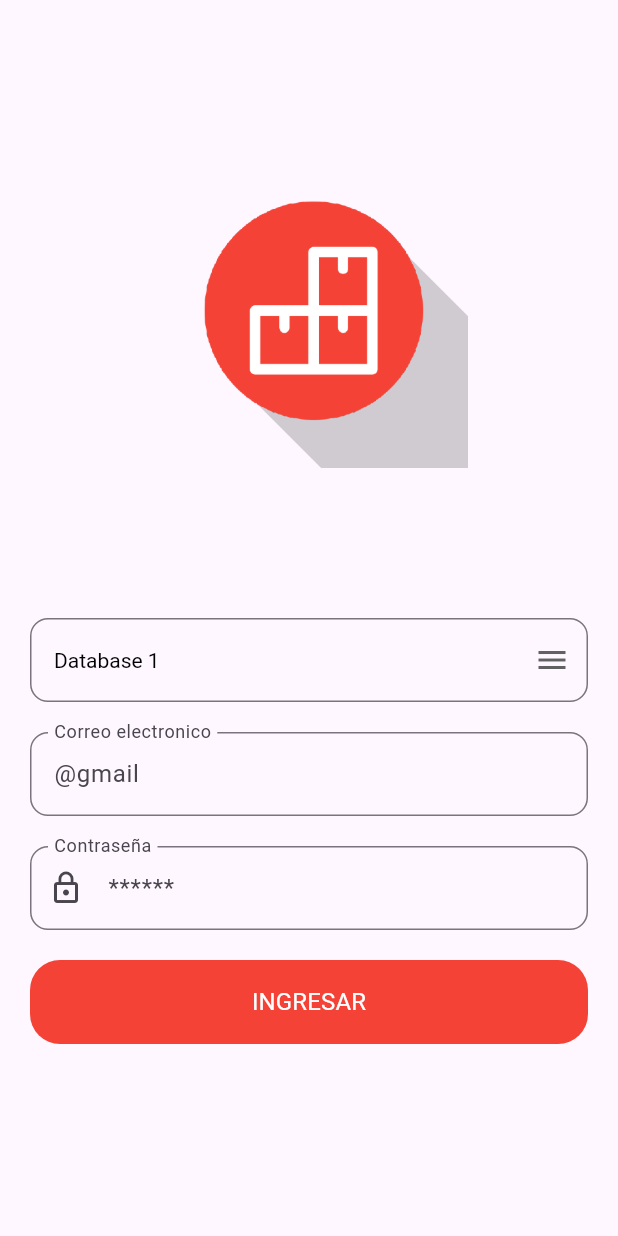
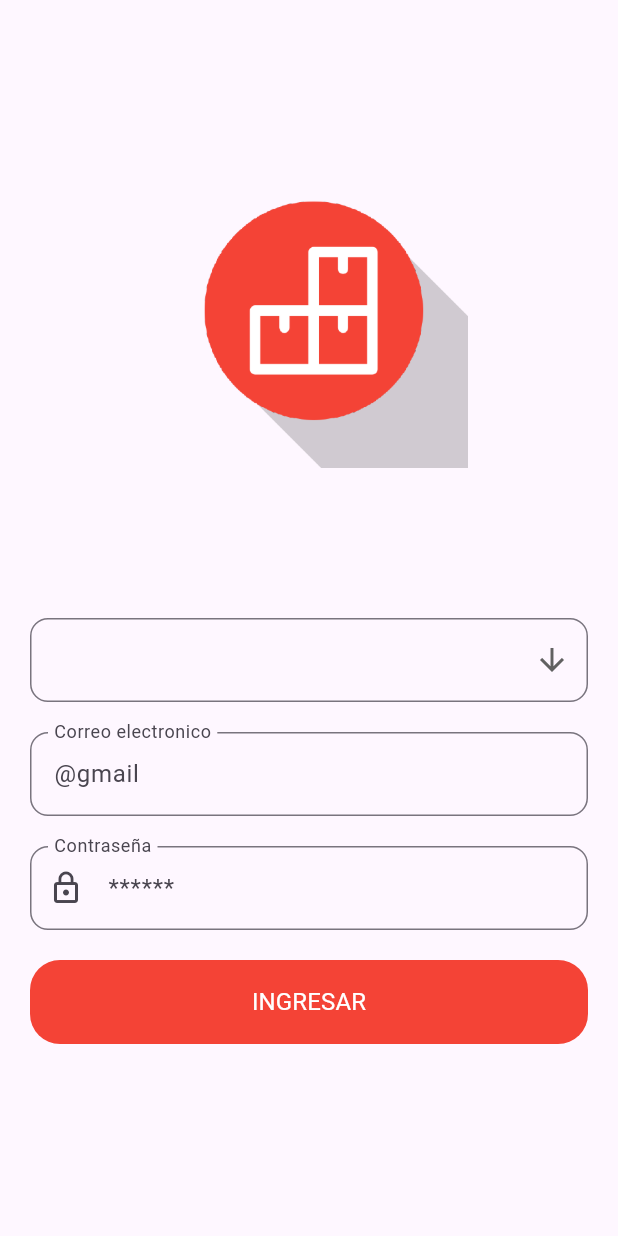
Before and after one commit to bexsebastian2299/AppInventory, a Flutter app: the screen it shows after launch, after a tap on "COMENZAR", on a phone screen of 412 x 824 dp. Run offline on Flutter 3.47's test engine with Material 3 defaults, Android fonts, the phone set to English and light mode, and no system bars; our stand-ins replace bloc, dio, firebase_analytics, firebase_core, get_it, shared_preferences and 2 more; missing offline and left inert: odoo_rpc, sqflite_migration; accounts and stored records are empty.

Commit message:
implement changes

```diff
--- a/lib/main.dart
+++ b/lib/main.dart
@@ -14,6 +14,9 @@ import 'package:flutter/material.dart';
 import 'package:provider/provider.dart';
 import 'src/config/router.dart' as router;
 import 'package:flutter_localizations/flutter_localizations.dart';
+
+//odoo package
+import 'package:odoo_rpc/odoo_rpc.dart';
 
 
 Future<void> main() async {
--- a/lib/src/presentation/views/global/login_view.dart
+++ b/lib/src/presentation/views/global/login_view.dart
@@ -58,7 +58,7 @@ class _LoginViewState extends State<LoginView> {
 
   Widget _buildBodySuccess(value ){
 
-    String dropdownValue = 'Database 1';
+    final List<String> list = <String>['Database 1', 'Database 2', 'Database 3'];
 
     return SingleChildScrollView(
       child: Column(
@@ -82,29 +82,16 @@ class _LoginViewState extends State<LoginView> {
                     border: OutlineInputBorder(
                       borderRadius: BorderRadius.circular(12))
                   ),
-                  value: dropdownValue,
+                  value: value,
                   dropdownColor: const Color(0xFFFFDAD3),
-                  icon: const Icon(Icons.menu),
-                  style: const TextStyle(color: Colors.black),
-                  onChanged: (String? newValue){
-                    setState(() {
-                      dropdownValue = newValue!;
-                    });
-                  },
-                  items: const [
-                    DropdownMenuItem<String>(
-                      value: 'Database 1',
-                      child: Text('Database 1')
-                    ),
-                    DropdownMenuItem<String>(
-                      value: 'Database 2',
-                      child: Text('Database 2')
-                    ),
-                    DropdownMenuItem<String>(
-                      value: 'Database 3',
-                      child: Text('Database 3')
-                    )
-                  ],
+                  icon: const Icon(Icons.arrow_downward),
+                  elevation: 16,
+                  onChanged: (String? newValue) =>
+                      loginProvider.setDropdownValue(value),
+                  items: list.map<DropdownMenuItem<String>>((String value) {
+                    return DropdownMenuItem<String>(
+                      value: value, child: Text(value));
+                  }).toList(),
                 ),
               ),
 
@@ -197,7 +184,7 @@ class _LoginViewState extends State<LoginView> {
                           //aqui vamos a navegar a la otra ruta
                           Navigator.push(
                             context,
-                            MaterialPageRoute(builder: (context) => HomeView())
+                            MaterialPageRoute(builder: (context) => const HomeView())
                           );
                         });
                       },
```
Also changed, not shown: lib/src/presentation/providers/odoo/odoo_provider.dart (added, +21 -0 lines).
